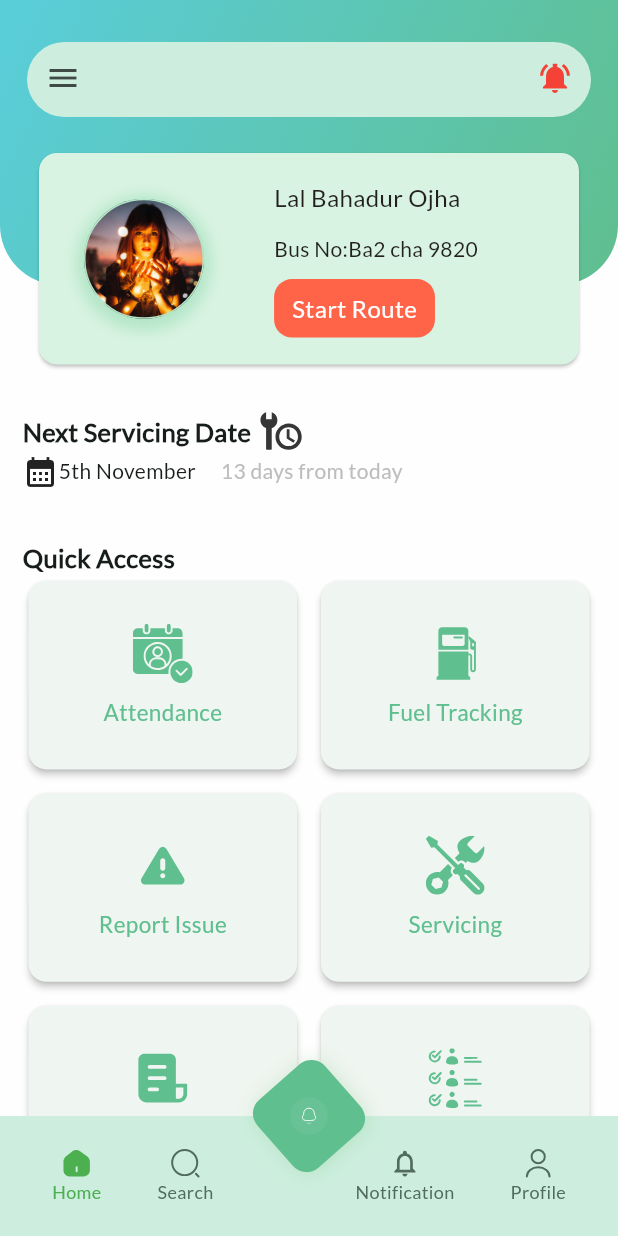
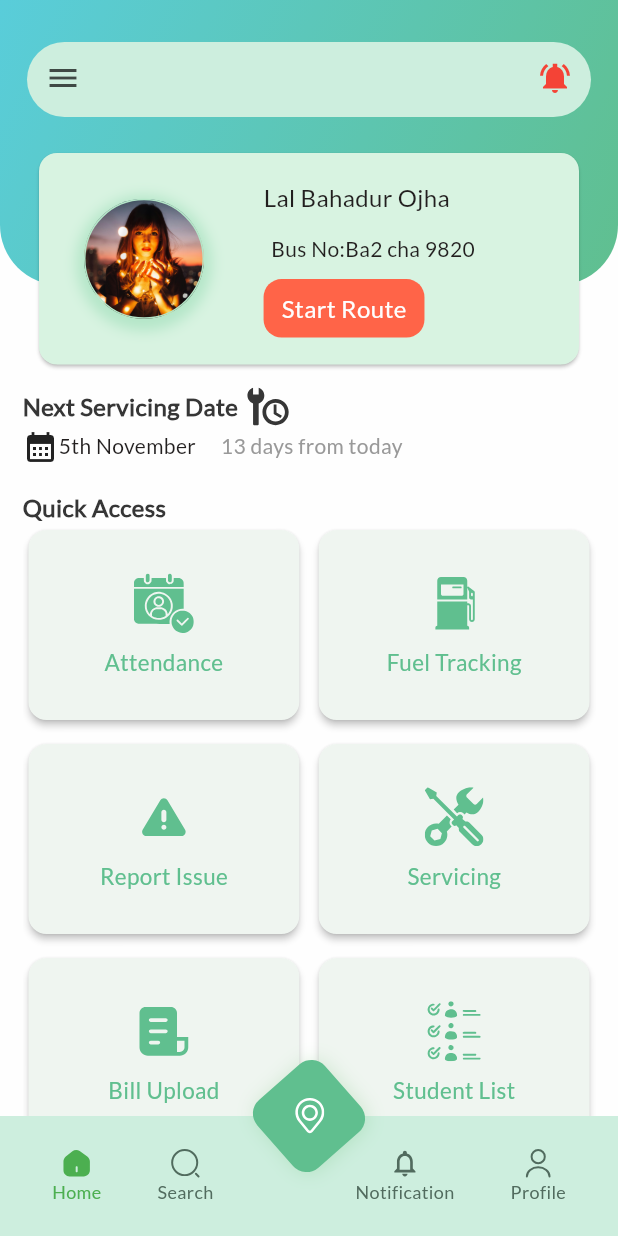
Before and after one commit to webstudioflutter/sms-driver, a Flutter app: the screen it shows after launch, on a phone screen of 412 x 824 dp. Run offline on Flutter 3.47's test engine with Material 3 defaults, Android fonts, the phone set to English and light mode, and no system bars; our stand-ins replace dotted_border, flutter_svg, image_picker; project files that could hold a hidden picture were left out.

Commit message:
issue fixes in navbar and homepage

```diff
--- a/lib/core/utils/asset_provider.dart
+++ b/lib/core/utils/asset_provider.dart
@@ -19,6 +19,8 @@ class _AssetsSvgImagesGen {
   String get Component4 => '$kSvgImagesPath/Component4.svg';
   String get notification => '$kSvgImagesPath/notification.svg';
   String get notification2 => '$kSvgImagesPath/notification2.svg';
+    String get location => '$kSvgImagesPath/location.svg';
+
   String get scheduledmaintenance =>
       '$kSvgImagesPath/scheduled-maintenance.svg';
   String get Component3 => '$kSvgImagesPath/Component3.svg';
--- a/lib/screen/dashboard/home_page.dart
+++ b/lib/screen/dashboard/home_page.dart
@@ -118,7 +118,7 @@ class _HomePageState extends State<HomePage> {
                           children: [
                             Container(
                               margin: const EdgeInsets.only(
-                                  right: 22, left: 30, top: 20, bottom: 20),
+                                  right: 15, left: 30, top: 20, bottom: 20),
                               height: 80,
                               width: 80,
                               decoration: BoxDecoration(
@@ -153,12 +153,15 @@ class _HomePageState extends State<HomePage> {
                                         fontWeight: FontWeight.w400,
                                         color: Color(0xff221F1F))),
                                 const SizedBox(height: 13),
-                                const Text(
+                                const Padding(
+                                  padding: EdgeInsets.only(left: 5.0),
+                                  child: Text(
                                     'Bus No:Ba2 cha 9820',
                                     style: TextStyle(
                                         fontSize: 14,
                                         fontWeight: FontWeight.w500,
                                         color: Color(0xff221F1F)),
+                                  ),
                                 ),
                                 const SizedBox(height: 10),
                                 GestureDetector(
@@ -166,9 +169,6 @@ class _HomePageState extends State<HomePage> {
                                     _openModalBottomSheetForStartRoute(context);
                                   },
                                   child: Container(
-                                    // height: 40,
-                                    // width:
-                                    //     MediaQuery.sizeOf(context).width * 0.43,
                                     padding: const EdgeInsets.symmetric(
                                         vertical: 8, horizontal: 12),
                                     decoration: BoxDecoration(
@@ -199,11 +199,12 @@ class _HomePageState extends State<HomePage> {
           ),
         ),
 
-        body: SingleChildScrollView(
-          child: Padding(
-            padding: EdgeInsets.symmetric(
-                horizontal: 15.0,
-                vertical: MediaQuery.of(context).size.height * 0.1),
+        body: Padding(
+          padding: EdgeInsets.only(
+            left: 15.0,
+            right: 15.0,
+            top: MediaQuery.of(context).size.height * 0.08,
+          ),
           child: Column(
             crossAxisAlignment: CrossAxisAlignment.start,
             children: [
@@ -211,8 +212,11 @@ class _HomePageState extends State<HomePage> {
                 children: [
                   const Text(
                     'Next Servicing Date',
-                      style:
-                          TextStyle(fontSize: 17, fontWeight: FontWeight.w600),
+                    style: TextStyle(
+                      fontSize: 16,
+                      fontWeight: FontWeight.w600,
+                      color: Color(0xff363636),
+                    ),
                   ),
                   const SizedBox(width: 5),
                   SvgPicture.asset(
@@ -225,25 +229,41 @@ class _HomePageState extends State<HomePage> {
               Row(
                 children: [
                   const Icon(Icons.calendar_month),
-                    const Text('5th November'),
+                  const Text(
+                    '5th November',
+                    style: TextStyle(
+                      fontSize: 14,
+                      fontWeight: FontWeight.w500,
+                      color: Color(0xff221f1f),
+                    ),
+                  ),
                   SizedBox(width: MediaQuery.sizeOf(context).width * 0.04),
-                    Text(
+                  const Text(
                     '13 days from today',
-                      style: TextStyle(color: Colors.grey.shade400),
+                    style: TextStyle(
+                      fontSize: 14,
+                      fontWeight: FontWeight.w400,
+                      color: Color(0xff999999),
+                    ),
                   ),
                 ],
               ),
-                SizedBox(height: MediaQuery.sizeOf(context).height * 0.04),
+              SizedBox(height: MediaQuery.sizeOf(context).height * 0.02),
               const Text(
                 'Quick Access',
-                  style: TextStyle(fontSize: 17, fontWeight: FontWeight.w600),
+                style: TextStyle(
+                  fontSize: 16,
+                  fontWeight: FontWeight.w600,
+                  color: Color(0xff363636),
                 ),
-                GridView.builder(
+              ),
+              Expanded(
+                child: GridView.builder(
                   shrinkWrap: true,
-                  physics: const NeverScrollableScrollPhysics(),
+                  physics: const AlwaysScrollableScrollPhysics(),
                   gridDelegate: const SliverGridDelegateWithFixedCrossAxisCount(
                     crossAxisCount: 2,
-                    crossAxisSpacing: 8.0, // Space between columns
+                    crossAxisSpacing: 5.0, // Space between columns
                     mainAxisSpacing: 8.0, // Space between rows
                     childAspectRatio: 1.4, // Aspect ratio of each grid item
                   ),
@@ -268,8 +288,7 @@ class _HomePageState extends State<HomePage> {
                           elevation:
                               2, // Card's elevation will still give it some internal shadow
                           shape: RoundedRectangleBorder(
-                            borderRadius: BorderRadius.circular(
-                                12), // Rounded corners for the card
+                            borderRadius: BorderRadius.circular(12),
                           ),
                           child: Padding(
                             padding: const EdgeInsets.symmetric(vertical: 8.0),
@@ -289,6 +308,7 @@ class _HomePageState extends State<HomePage> {
                                       '', // Text displayed in the card
                                   style: const TextStyle(
                                     fontSize: 15,
+                                    fontWeight: FontWeight.w500,
                                     color: Color(0xff60bf8f),
                                   ),
                                 ),
@@ -300,8 +320,8 @@ class _HomePageState extends State<HomePage> {
                     );
                   },
                 ),
+              ),
             ],
-            ),
           ),
         ),
       ),
--- a/lib/screen/navbar/MainNavbar.dart
+++ b/lib/screen/navbar/MainNavbar.dart
@@ -73,7 +73,7 @@ class _MainNavbarState extends State<MainNavbar> {
               ),
             ),
             SvgPicture.asset(
-              Assets.svgImages.notification2,
+              Assets.svgImages.location,
               height: 25,
               color: _selectedIndex == 2 ? Colors.green : Colors.white,
             ),
@@ -88,7 +88,7 @@ class _MainNavbarState extends State<MainNavbar> {
     return GestureDetector(
       onTap: () => _onItemTapped(index),
       child: Padding(
-        padding: const EdgeInsets.symmetric(vertical: 8.0),
+        padding: const EdgeInsets.symmetric(vertical: 5.0),
         child: Column(
           mainAxisSize: MainAxisSize.min,
           children: [
```
Also changed, not shown: assets/svg_images/location.svg (added), 1 other file. Lines whose indentation alone changed are shown as unchanged.
